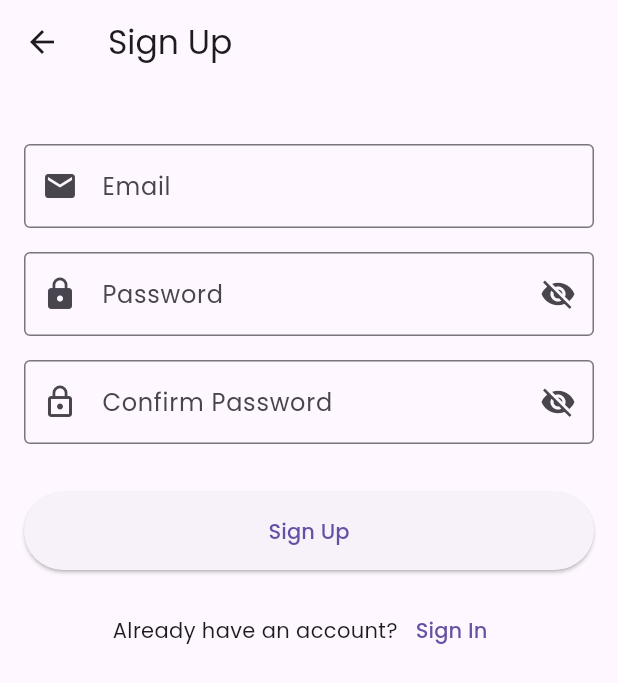
After one commit to Mryuksel101/arduino_wifi, a Flutter app: the screen it shows after launch, after a tap on "Sign In", after a tap on "Sign Up", on a phone screen of 412 x 824 dp. The commit adds this screen. Shown: the top 683 px of the screen. Run offline on Flutter 3.47's test engine with Material 3 defaults, Android fonts, the phone set to English and light mode, and no system bars; our stand-ins replace animated_bottom_navigation_bar, cloud_firestore, firebase_auth, firebase_core, flutter_blue_plus, google_fonts and 2 more; missing offline and left inert: app_settings; accounts and stored records are empty; generated files the repository leaves out were written again; project files that could hold a hidden picture were left out.

Commit message:
Implement authentication flow with AuthProvider; add SignIn and SignUp screens; integrate Firebase authentication service

```diff
--- a/lib/main.dart
+++ b/lib/main.dart
@@ -1,7 +1,9 @@
 import 'package:arduino_wifi/firebase_options.dart';
 import 'package:arduino_wifi/helpers/snackbar_global.dart';
 import 'package:arduino_wifi/helpers/ui_helpers.dart';
+import 'package:arduino_wifi/providers/auth_provider.dart';
 import 'package:arduino_wifi/providers/bluetooth_provider.dart';
+import 'package:arduino_wifi/screens/auth/sign_in_screen.dart';
 import 'package:arduino_wifi/views/bottom_nav/bottom_nav_view.dart';
 import 'package:firebase_core/firebase_core.dart';
 import 'package:flutter/material.dart';
@@ -42,12 +44,13 @@ class MyApp extends StatelessWidget {
             context,
           ),
         ),
+        ChangeNotifierProvider(create: (_) => AuthProvider()),
         // İhtiyaç duyarsanız daha fazla provider ekleyebilirsiniz
       ],
       child: MaterialApp(
         scaffoldMessengerKey: SnackbarGlobal.key,
         navigatorKey: UiHelpers.navigator,
-        title: 'Flutter Demo',
+        title: 'Arduino WiFi',
         theme: ThemeData(
           useMaterial3: true,
           primarySwatch: Colors.blue,
@@ -56,7 +59,15 @@ class MyApp extends StatelessWidget {
             Theme.of(context).textTheme,
           ),
         ),
-        home: const BottomNavView(),
+        home: Consumer<AuthProvider>(
+          builder: (context, authProvider, child) {
+            // Check if user is authenticated
+            if (authProvider.isAuthenticated) {
+              return const BottomNavView(); // Replace with your home screen
+            }
+            return const SignInScreen();
+          },
+        ),
       ),
     );
   }
--- /dev/null
+++ b/lib/providers/auth_provider.dart
@@ -0,0 +1,93 @@
+import 'package:firebase_auth/firebase_auth.dart';
+import 'package:flutter/material.dart';
+
+import '../services/auth_service.dart';
+
+class AuthProvider extends ChangeNotifier {
+  final AuthService _authService = AuthService();
+  User? _user;
+  bool _isLoading = false;
+  String? _error;
+
+  AuthProvider() {
+    _initializeAuthState();
+  }
+
+  // Getters
+  User? get user => _user;
+  bool get isLoading => _isLoading;
+  bool get isAuthenticated => _user != null;
+  String? get error => _error;
+
+  // Initialize auth state listener
+  void _initializeAuthState() {
+    _authService.authStateChanges.listen((User? user) {
+      _user = user;
+      notifyListeners();
+    });
+  }
+
+  // Sign in
+  Future<bool> signIn(String email, String password) async {
+    _setLoading(true);
+    _error = null;
+
+    try {
+      await _authService.signInWithEmailPassword(email, password);
+      _setLoading(false);
+      return true;
+    } catch (e) {
+      _setLoading(false);
+      _error = e.toString();
+      return false;
+    }
+  }
+
+  // Sign up
+  Future<bool> signUp(String email, String password) async {
+    _setLoading(true);
+    _error = null;
+
+    try {
+      await _authService.signUpWithEmailPassword(email, password);
+      _setLoading(false);
+      return true;
+    } catch (e) {
+      _setLoading(false);
+      _error = e.toString();
+      return false;
+    }
+  }
+
+  // Sign out
+  Future<void> signOut() async {
+    _setLoading(true);
+    try {
+      await _authService.signOut();
+    } finally {
+      _setLoading(false);
+    }
+  }
+
+  // Reset password
+  Future<bool> resetPassword(String email) async {
+    _setLoading(true);
+    _error = null;
+
+    try {
+      await _authService.resetPassword(email);
+      _setLoading(false);
+      return true;
+    } catch (e) {
+      _setLoading(false);
+      _error = e.toString();
+      return false;
+    }
+  }
+
+  // Set loading state
+  void _setLoading(bool loading) {
+    _isLoading = loading;
+    notifyListeners();
+  }
+}
--- /dev/null
+++ b/lib/screens/auth/sign_in_screen.dart
@@ -0,0 +1,165 @@
+import 'package:flutter/material.dart';
+import 'package:provider/provider.dart';
+
+import '../../providers/auth_provider.dart';
+import 'sign_up_screen.dart';
+
+class SignInScreen extends StatefulWidget {
+  const SignInScreen({super.key});
+
+  @override
+  State<SignInScreen> createState() => _SignInScreenState();
+}
+
+class _SignInScreenState extends State<SignInScreen> {
+  final _formKey = GlobalKey<FormState>();
+  final _emailController = TextEditingController();
+  final _passwordController = TextEditingController();
+  bool _isPasswordVisible = false;
+
+  @override
+  void dispose() {
+    _emailController.dispose();
+    _passwordController.dispose();
+    super.dispose();
+  }
+
+  void _signIn() async {
+    if (_formKey.currentState!.validate()) {
+      final authProvider = Provider.of<AuthProvider>(context, listen: false);
+      final success = await authProvider.signIn(
+        _emailController.text.trim(),
+        _passwordController.text.trim(),
+      );
+
+      if (!success && mounted) {
+        ScaffoldMessenger.of(context).showSnackBar(
+          SnackBar(content: Text(authProvider.error ?? 'An error occurred')),
+        );
+      }
+    }
+  }
+
+  @override
+  Widget build(BuildContext context) {
+    return Scaffold(
+      appBar: AppBar(
+        title: const Text('Sign In'),
+      ),
+      body: Consumer<AuthProvider>(
+        builder: (context, authProvider, child) {
+          return Padding(
+            padding: const EdgeInsets.all(16.0),
+            child: Form(
+              key: _formKey,
+              child: Column(
+                mainAxisAlignment: MainAxisAlignment.center,
+                crossAxisAlignment: CrossAxisAlignment.stretch,
+                children: [
+                  TextFormField(
+                    controller: _emailController,
+                    decoration: const InputDecoration(
+                      labelText: 'Email',
+                      border: OutlineInputBorder(),
+                      prefixIcon: Icon(Icons.email),
+                    ),
+                    keyboardType: TextInputType.emailAddress,
+                    validator: (value) {
+                      if (value == null || value.isEmpty) {
+                        return 'Please enter your email';
+                      }
+                      if (!RegExp(r'^[\w-\.]+@([\w-]+\.)+[\w-]{2,4}$')
+                          .hasMatch(value)) {
+                        return 'Please enter a valid email';
+                      }
+                      return null;
+                    },
+                  ),
+                  const SizedBox(height: 16),
+                  TextFormField(
+                    controller: _passwordController,
+                    decoration: InputDecoration(
+                      labelText: 'Password',
+                      border: const OutlineInputBorder(),
+                      prefixIcon: const Icon(Icons.lock),
+                      suffixIcon: IconButton(
+                        icon: Icon(
+                          _isPasswordVisible
+                              ? Icons.visibility
+                              : Icons.visibility_off,
+                        ),
+                        onPressed: () {
+                          setState(() {
+                            _isPasswordVisible = !_isPasswordVisible;
+                          });
+                        },
+                      ),
+                    ),
+                    obscureText: !_isPasswordVisible,
+                    validator: (value) {
+                      if (value == null || value.isEmpty) {
+                        return 'Please enter your password';
+                      }
+                      return null;
+                    },
+                  ),
+                  const SizedBox(height: 8),
+                  Align(
+                    alignment: Alignment.centerRight,
+                    child: TextButton(
+                      onPressed: () {
+                        // Implement forgot password functionality
+                        if (_emailController.text.isNotEmpty) {
+                          authProvider
+                              .resetPassword(_emailController.text.trim());
+                          ScaffoldMessenger.of(context).showSnackBar(
+                            const SnackBar(
+                                content: Text('Password reset email sent')),
+                          );
+                        } else {
+                          ScaffoldMessenger.of(context).showSnackBar(
+                            const SnackBar(
+                                content: Text('Please enter your email first')),
+                          );
+                        }
+                      },
+                      child: const Text('Forgot Password?'),
+                    ),
+                  ),
+                  const SizedBox(height: 24),
+                  ElevatedButton(
+                    onPressed: authProvider.isLoading ? null : _signIn,
+                    style: ElevatedButton.styleFrom(
+                      padding: const EdgeInsets.symmetric(vertical: 16),
+                    ),
+                    child: authProvider.isLoading
+                        ? const CircularProgressIndicator()
+                        : const Text('Sign In'),
+                  ),
+                  const SizedBox(height: 16),
+                  Row(
+                    mainAxisAlignment: MainAxisAlignment.center,
+                    children: [
+                      const Text('Don\'t have an account?'),
+                      TextButton(
+                        onPressed: () {
+                          Navigator.push(
+                            context,
+                            MaterialPageRoute(
+                              builder: (context) => const SignUpScreen(),
+                            ),
+                          );
+                        },
+                        child: const Text('Sign Up'),
+                      ),
+                    ],
+                  ),
+                ],
+              ),
+            ),
+          );
+        },
+      ),
+    );
+  }
+}
--- /dev/null
+++ b/lib/screens/auth/sign_up_screen.dart
@@ -0,0 +1,179 @@
+import 'package:flutter/material.dart';
+import 'package:provider/provider.dart';
+
+import '../../providers/auth_provider.dart';
+
+class SignUpScreen extends StatefulWidget {
+  const SignUpScreen({super.key});
+
+  @override
+  State<SignUpScreen> createState() => _SignUpScreenState();
+}
+
+class _SignUpScreenState extends State<SignUpScreen> {
+  final _formKey = GlobalKey<FormState>();
+  final _emailController = TextEditingController();
+  final _passwordController = TextEditingController();
+  final _confirmPasswordController = TextEditingController();
+  bool _isPasswordVisible = false;
+  bool _isConfirmPasswordVisible = false;
+
+  @override
+  void dispose() {
+    _emailController.dispose();
+    _passwordController.dispose();
+    _confirmPasswordController.dispose();
+    super.dispose();
+  }
+
+  void _signUp() async {
+    if (_formKey.currentState!.validate()) {
+      final authProvider = Provider.of<AuthProvider>(context, listen: false);
+      final success = await authProvider.signUp(
+        _emailController.text.trim(),
+        _passwordController.text.trim(),
+      );
+
+      if (success && mounted) {
+        Navigator.pop(context); // Return to sign in or navigate to home
+      } else if (mounted) {
+        ScaffoldMessenger.of(context).showSnackBar(
+          SnackBar(content: Text(authProvider.error ?? 'An error occurred')),
+        );
+      }
+    }
+  }
+
+  @override
+  Widget build(BuildContext context) {
+    return Scaffold(
+      appBar: AppBar(
+        title: const Text('Sign Up'),
+      ),
+      body: Consumer<AuthProvider>(
+        builder: (context, authProvider, child) {
+          return Padding(
+            padding: const EdgeInsets.all(16.0),
+            child: Form(
+              key: _formKey,
+              child: SingleChildScrollView(
+                child: Column(
+                  mainAxisAlignment: MainAxisAlignment.center,
+                  crossAxisAlignment: CrossAxisAlignment.stretch,
+                  children: [
+                    const SizedBox(height: 24),
+                    TextFormField(
+                      controller: _emailController,
+                      decoration: const InputDecoration(
+                        labelText: 'Email',
+                        border: OutlineInputBorder(),
+                        prefixIcon: Icon(Icons.email),
+                      ),
+                      keyboardType: TextInputType.emailAddress,
+                      validator: (value) {
+                        if (value == null || value.isEmpty) {
+                          return 'Please enter your email';
+                        }
+                        if (!RegExp(r'^[\w-\.]+@([\w-]+\.)+[\w-]{2,4}$')
+                            .hasMatch(value)) {
+                          return 'Please enter a valid email';
+                        }
+                        return null;
+                      },
+                    ),
+                    const SizedBox(height: 16),
+                    TextFormField(
+                      controller: _passwordController,
+                      decoration: InputDecoration(
+                        labelText: 'Password',
+                        border: const OutlineInputBorder(),
+                        prefixIcon: const Icon(Icons.lock),
+                        suffixIcon: IconButton(
+                          icon: Icon(
+                            _isPasswordVisible
+                                ? Icons.visibility
+                                : Icons.visibility_off,
+                          ),
+                          onPressed: () {
+                            setState(() {
+                              _isPasswordVisible = !_isPasswordVisible;
+                            });
+                          },
+                        ),
+                      ),
+                      obscureText: !_isPasswordVisible,
+                      validator: (value) {
+                        if (value == null || value.isEmpty) {
+                          return 'Please enter a password';
+                        }
+                        if (value.length < 6) {
+                          return 'Password must be at least 6 characters';
+                        }
+                        return null;
+                      },
+                    ),
+                    const SizedBox(height: 16),
+                    TextFormField(
+                      controller: _confirmPasswordController,
+                      decoration: InputDecoration(
+                        labelText: 'Confirm Password',
+                        border: const OutlineInputBorder(),
+                        prefixIcon: const Icon(Icons.lock_outline),
+                        suffixIcon: IconButton(
+                          icon: Icon(
+                            _isConfirmPasswordVisible
+                                ? Icons.visibility
+                                : Icons.visibility_off,
+                          ),
+                          onPressed: () {
+                            setState(() {
+                              _isConfirmPasswordVisible =
+                                  !_isConfirmPasswordVisible;
+                            });
+                          },
+                        ),
+                      ),
+                      obscureText: !_isConfirmPasswordVisible,
+                      validator: (value) {
+                        if (value == null || value.isEmpty) {
+                          return 'Please confirm your password';
+                        }
+                        if (value != _passwordController.text) {
+                          return 'Passwords do not match';
+                        }
+                        return null;
+                      },
+                    ),
+                    const SizedBox(height: 32),
+                    ElevatedButton(
+                      onPressed: authProvider.isLoading ? null : _signUp,
+                      style: ElevatedButton.styleFrom(
+                        padding: const EdgeInsets.symmetric(vertical: 16),
+                      ),
+                      child: authProvider.isLoading
+                          ? const CircularProgressIndicator()
+                          : const Text('Sign Up'),
+                    ),
+                    const SizedBox(height: 16),
+                    Row(
+                      mainAxisAlignment: MainAxisAlignment.center,
+                      children: [
+                        const Text('Already have an account?'),
+                        TextButton(
+                          onPressed: () {
+                            Navigator.pop(context);
+                          },
+                          child: const Text('Sign In'),
+                        ),
+                      ],
+                    ),
+                  ],
+                ),
+              ),
+            ),
+          );
+        },
+      ),
+    );
+  }
+}
--- /dev/null
+++ b/lib/services/auth_service.dart
@@ -0,0 +1,78 @@
+import 'package:firebase_auth/firebase_auth.dart';
+
+class AuthService {
+  final FirebaseAuth _auth = FirebaseAuth.instance;
+
+  // Auth state stream
+  Stream<User?> get authStateChanges => _auth.authStateChanges();
+
+  // Current user
+  User? get currentUser => _auth.currentUser;
+
+  // Sign in with email and password
+  Future<UserCredential> signInWithEmailPassword(
+      String email, String password) async {
+    try {
+      return await _auth.signInWithEmailAndPassword(
+        email: email,
+        password: password,
+      );
+    } on FirebaseAuthException catch (e) {
+      throw _handleAuthException(e);
+    }
+  }
+
+  // Sign up with email and password
+  Future<UserCredential> signUpWithEmailPassword(
+      String email, String password) async {
+    try {
+      return await _auth.createUserWithEmailAndPassword(
+        email: email,
+        password: password,
+      );
+    } on FirebaseAuthException catch (e) {
+      throw _handleAuthException(e);
+    }
+  }
+
+  // Sign out
+  Future<void> signOut() async {
+    await _auth.signOut();
+  }
+
+  // Reset password
+  Future<void> resetPassword(String email) async {
+    try {
+      await _auth.sendPasswordResetEmail(email: email);
+    } on FirebaseAuthException catch (e) {
+      throw _handleAuthException(e);
+    }
+  }
+
+  // Handle auth exceptions with user-friendly messages
+  Exception _handleAuthException(FirebaseAuthException e) {
+    String message;
+
+    switch (e.code) {
+      case 'user-not-found':
+        message = 'No user found with this email';
+        break;
+      case 'wrong-password':
+        message = 'Wrong password';
+        break;
+      case 'email-already-in-use':
+        message = 'Email is already in use';
+        break;
+      case 'invalid-email':
+        message = 'Email address is invalid';
+        break;
+      case 'weak-password':
+        message = 'Password is too weak';
+        break;
+      default:
+        message = 'An error occurred: ${e.message}';
+    }
+
+    return Exception(message);
+  }
+}
```
